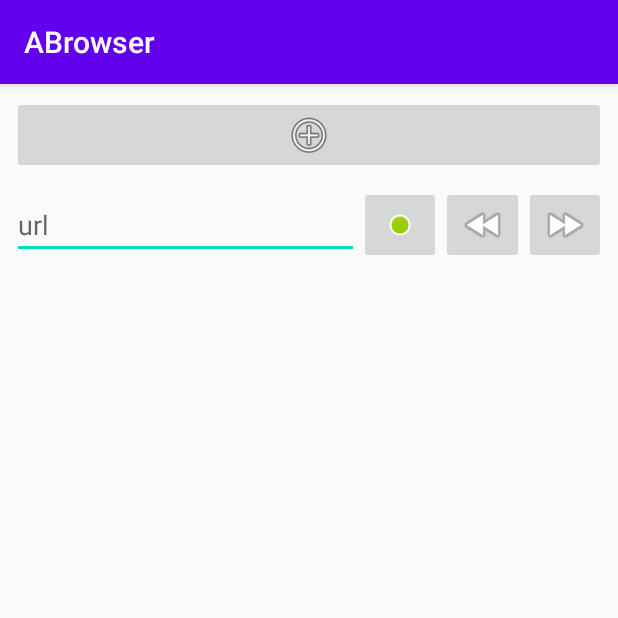
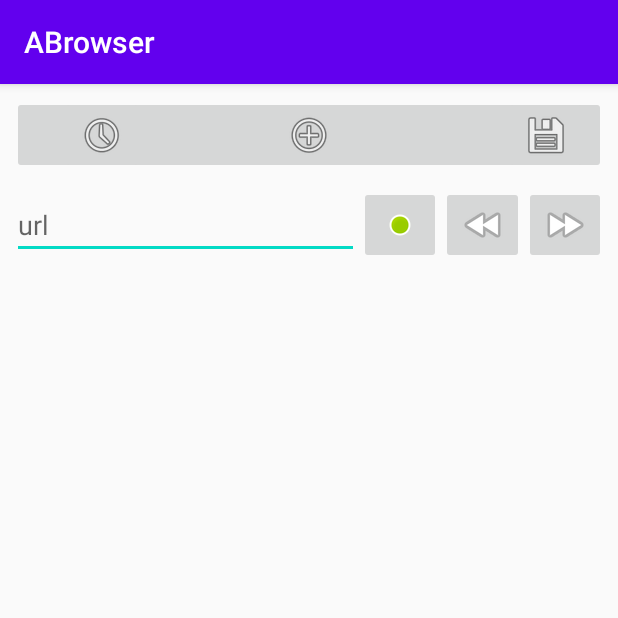
Before and after one commit to nemanuel77/Assignment8-Master, an Android app: the screen it shows after launch (BrowserActivity), on a phone screen of 412 x 824 dp, the top half of it. Run offline under Robolectric (Android 15) with nearby library versions, the phone set to English and light mode, and no system bars.

Commit message:
Initial Activity start and deletion of items in list.

```diff
--- a/CIS3515_Assignment8-master/app/src/main/AndroidManifest.xml
+++ b/CIS3515_Assignment8-master/app/src/main/AndroidManifest.xml
@@ -11,6 +11,7 @@
         android:roundIcon="@mipmap/ic_launcher_round"
         android:supportsRtl="true"
         android:theme="@style/AppTheme">
+        <activity android:name=".BookmarkActivity"></activity>
         <activity android:name=".BrowserActivity">
             <intent-filter>
                 <action android:name="android.intent.action.MAIN" />
--- a/CIS3515_Assignment8-master/app/src/main/java/edu/temple/abrowser/BrowserActivity.java
+++ b/CIS3515_Assignment8-master/app/src/main/java/edu/temple/abrowser/BrowserActivity.java
@@ -9,7 +9,11 @@ import android.os.Bundle;
 
 import java.util.ArrayList;
 
-public class BrowserActivity extends AppCompatActivity implements PageControlFragment.PageControlInterface, PageViewerFragment.PageViewerInterface, BrowserControlFragment.BrowserControlInterface, PagerFragment.PagerInterface, PageListFragment.PageListInterface {
+public class BrowserActivity extends AppCompatActivity implements PageControlFragment.PageControlInterface,
+        PageViewerFragment.PageViewerInterface,
+        BrowserControlFragment.BrowserControlInterface,
+        PagerFragment.PagerInterface,
+        PageListFragment.PageListInterface {
 
     FragmentManager fm;
 
--- a/CIS3515_Assignment8-master/app/src/main/java/edu/temple/abrowser/BrowserControlFragment.java
+++ b/CIS3515_Assignment8-master/app/src/main/java/edu/temple/abrowser/BrowserControlFragment.java
@@ -1,6 +1,7 @@
 package edu.temple.abrowser;
 
 import android.content.Context;
+import android.content.Intent;
 import android.os.Bundle;
 
 import androidx.annotation.NonNull;
@@ -10,6 +11,7 @@ import android.view.LayoutInflater;
 import android.view.View;
 import android.view.ViewGroup;
 import android.widget.ImageButton;
+import android.widget.Toast;
 
 public class BrowserControlFragment extends Fragment {
 
@@ -34,6 +36,8 @@ public class BrowserControlFragment extends Fragment {
         // Inflate the layout for this fragment
         View l = inflater.inflate(R.layout.fragment_browser_control, container, false);
         final ImageButton newPageButton = l.findViewById(R.id.newPageButton);
+        final ImageButton newBookmarkButton = l.findViewById(R.id.newBookmarkButton);
+        final ImageButton myBookmarkList = l.findViewById(R.id.myBookmarkList);
 
         View.OnClickListener ocl = new View.OnClickListener() {
             @Override
@@ -43,6 +47,30 @@ public class BrowserControlFragment extends Fragment {
             }
         };
         newPageButton.setOnClickListener(ocl);
+
+        View.OnClickListener newBookmark = new View.OnClickListener() {
+            @Override
+            public void onClick(View v) {
+                if (v.equals(newBookmarkButton))
+                    Toast.makeText(getContext(), "You clicked the new Bookmark Button", Toast.LENGTH_SHORT).show();
+            }
+        };
+        newBookmarkButton.setOnClickListener(newBookmark);
+
+        View.OnClickListener myBookList = new View.OnClickListener(){
+            @Override
+            public void onClick(View v) {
+                if (v.equals(myBookmarkList))
+                    Toast.makeText(getContext(), "You clicked the Bookmark List Button", Toast.LENGTH_SHORT).show();
+                 //either create an interface method to tell the main browser to initiate a jawn or do it here
+
+                Intent newIntent = new Intent(getActivity(), BookmarkActivity.class);
+                startActivity(newIntent);
+
+            }
+        };
+        myBookmarkList.setOnClickListener(myBookList);
+
         return l;
     }
 
--- a/CIS3515_Assignment8-master/app/src/main/res/layout/fragment_browser_control.xml
+++ b/CIS3515_Assignment8-master/app/src/main/res/layout/fragment_browser_control.xml
@@ -15,4 +15,24 @@
         app:layout_constraintStart_toStartOf="parent"
         app:layout_constraintTop_toTopOf="parent" />
 
+    <ImageButton
+        android:id="@+id/newBookmarkButton"
+        android:layout_width="0dp"
+        android:layout_height="wrap_content"
+
+        android:layout_marginStart="328dp"
+        android:src="@android:drawable/ic_menu_save"
+        app:layout_constraintStart_toStartOf="parent"
+        app:layout_constraintTop_toTopOf="parent" />
+
+    <ImageButton
+        android:id="@+id/myBookmarkList"
+        android:layout_width="0dp"
+        android:layout_height="wrap_content"
+
+        android:layout_marginStart="32dp"
+        android:src="@android:drawable/ic_menu_recent_history"
+        app:layout_constraintStart_toStartOf="parent"
+        app:layout_constraintTop_toTopOf="parent" />
+
 </androidx.constraintlayout.widget.ConstraintLayout>
```
Also changed, not shown: CIS3515_Assignment8-master/app/src/main/java/edu/temple/abrowser/BookmarkActivity.java (added, +55 -0 lines), CIS3515_Assignment8-master/app/src/main/java/edu/temple/abrowser/BookmarkAdapter.java (added, +91 -0 lines), CIS3515_Assignment8-master/app/src/main/res/layout/activity_bookmark.xml (added, +30 -0 lines), CIS3515_Assignment8-master/app/src/main/res/layout/bookmark_list.xml (added, +29 -0 lines).
